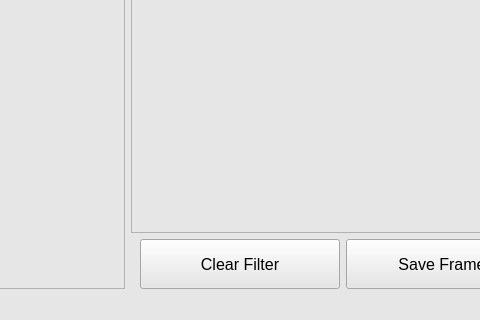
Qt form ui/app.ui (supinps/wellington) before a commit; both pictures show x 716 to 1196 and y 480 to 800 of the 1280 by 800 pixel window.
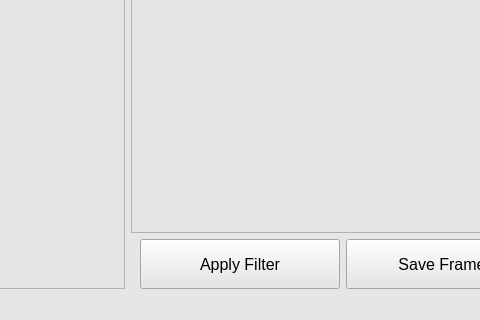
The same form after that commit.

Commit message: apply filter api

```diff
--- a/ui/app.ui
+++ b/ui/app.ui
@@ -323,7 +323,7 @@
                 </font>
                </property>
                <property name="text">
-                <string>Clear Filter</string>
+                <string>Apply Filter</string>
                </property>
               </widget>
              </item>
```
Left out of the diff: 9 changed lines with no effect on the pictures. The commit also changes 2 other files.
